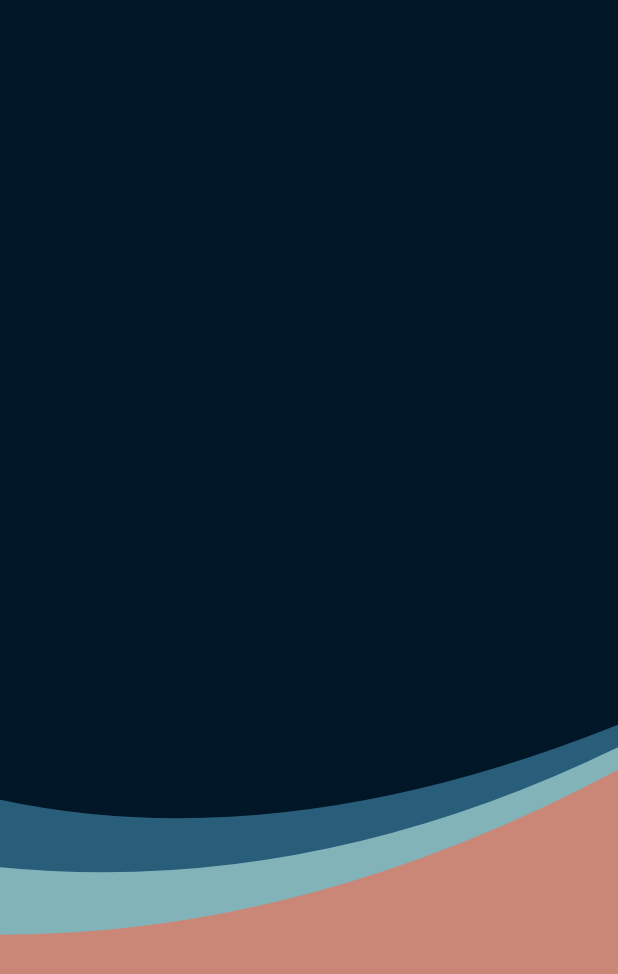
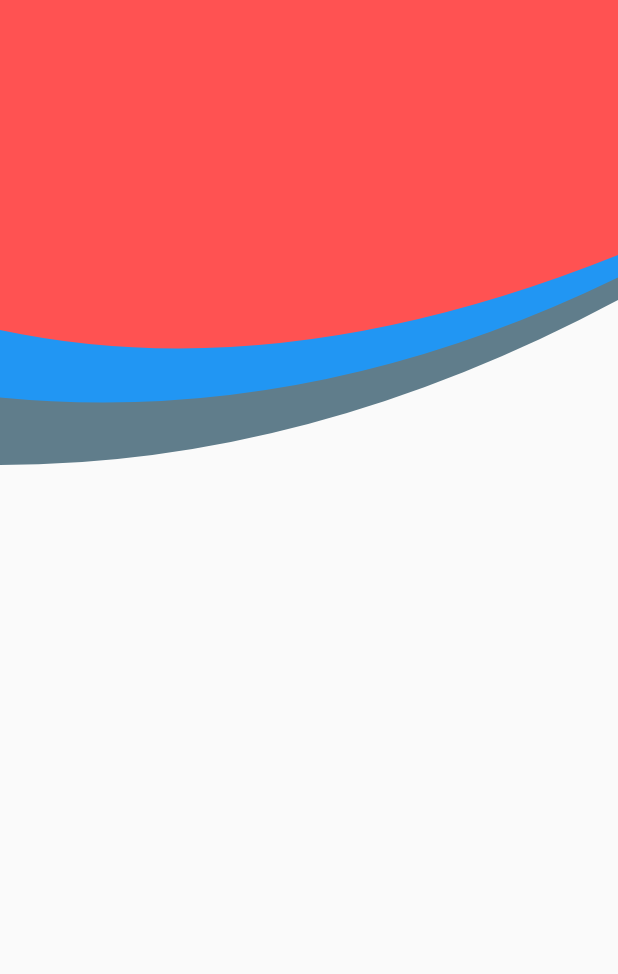
Before and after one commit to tushargoyalofficial/flutter-tutorials, a Flutter app: the screen it shows after launch, on a phone screen of 412 x 824 dp. Shown: the top 974 px of the screen. Run offline on Flutter 3.47's test engine with Material 2 defaults, Android fonts, the phone set to English and light mode, and no system bars.

Commit message:
Create Animated Curved line screen

```diff
--- a/lib/main.dart
+++ b/lib/main.dart
@@ -1,5 +1,4 @@
-import 'package:find_talent/screens/curved_line_screen/curved_line_screen.dart';
-import 'package:find_talent/screens/welcome/welcome.dart';
+import 'package:find_talent/screens/curved_line_screen/curved_line_animated_screen%20.dart';
 import 'package:find_talent/settings/colors.dart';
 import 'package:flutter/material.dart';
 
@@ -22,7 +21,15 @@ class MyApp extends StatelessWidget {
         textTheme: Theme.of(context).textTheme.apply(bodyColor: ftTextColor),
         visualDensity: VisualDensity.adaptivePlatformDensity,
       ),
-      home: CurvedLineScreen(),
+      home: Builder(
+        builder: (BuildContext context) {
+          var screenHeight = MediaQuery.of(context).size.height;
+
+          return CurvedLineAnimatedScreen(
+            screenHeight: screenHeight,
+          );
+        },
+      ),
     );
   }
 }
--- /dev/null
+++ b/lib/screens/curved_line_screen/curved_line_animated_screen .dart
@@ -0,0 +1,134 @@
+import 'package:flutter/material.dart';
+import 'package:flutter/services.dart';
+import 'clippers/index.dart';
+
+class CurvedLineAnimatedScreen extends StatefulWidget {
+  final double screenHeight;
+
+  const CurvedLineAnimatedScreen({
+    @required this.screenHeight,
+  }) : assert(screenHeight != null);
+
+  @override
+  _CurvedLineAnimatedScreenState createState() =>
+      _CurvedLineAnimatedScreenState();
+}
+
+class _CurvedLineAnimatedScreenState extends State<CurvedLineAnimatedScreen>
+    with SingleTickerProviderStateMixin {
+  AnimationController _animationController;
+  Animation<double> _whiteTopClipperAnimation;
+  Animation<double> _blueTopClipperAnimation;
+  Animation<double> _greyTopClipperAnimation;
+
+  @override
+  void initState() {
+    super.initState();
+
+    _animationController = AnimationController(
+      vsync: this,
+      duration: Duration(milliseconds: 1500),
+    );
+
+    var clipperOffsetTween = Tween<double>(
+      begin: widget.screenHeight,
+      end: 0.0,
+    );
+
+    _blueTopClipperAnimation = clipperOffsetTween.animate(
+      CurvedAnimation(
+        parent: _animationController,
+        curve: Interval(
+          0.2,
+          0.7,
+          curve: Curves.easeInOut,
+        ),
+      ),
+    );
+
+    _greyTopClipperAnimation = clipperOffsetTween.animate(
+      CurvedAnimation(
+        parent: _animationController,
+        curve: Interval(
+          0.35,
+          0.7,
+          curve: Curves.easeInOut,
+        ),
+      ),
+    );
+
+    _whiteTopClipperAnimation = clipperOffsetTween.animate(
+      CurvedAnimation(
+        parent: _animationController,
+        curve: Interval(
+          0.5,
+          0.7,
+          curve: Curves.easeInOut,
+        ),
+      ),
+    );
+
+    _animationController.forward();
+  }
+
+  @override
+  void dispose() {
+    _animationController.dispose();
+    super.dispose();
+  }
+
+  @override
+  Widget build(BuildContext context) {
+    return Scaffold(
+      body: AnnotatedRegion<SystemUiOverlayStyle>(
+        value: SystemUiOverlayStyle.light,
+        child: Stack(
+          children: [
+            AnimatedBuilder(
+              animation: _whiteTopClipperAnimation,
+              child: Container(
+                color: Colors.blueGrey,
+              ),
+              builder: (_, Widget child) {
+                return ClipPath(
+                  clipper: WhiteTopClipper(
+                    yOffset: _whiteTopClipperAnimation.value,
+                  ),
+                  child: child,
+                );
+              },
+            ),
+            AnimatedBuilder(
+              animation: _greyTopClipperAnimation,
+              child: Container(
+                color: Colors.blue,
+              ),
+              builder: (_, Widget child) {
+                return ClipPath(
+                  clipper: GreyTopClipper(
+                    yOffset: _greyTopClipperAnimation.value,
+                  ),
+                  child: child,
+                );
+              },
+            ),
+            AnimatedBuilder(
+              animation: _blueTopClipperAnimation,
+              child: Container(
+                color: Colors.redAccent,
+              ),
+              builder: (_, Widget child) {
+                return ClipPath(
+                  clipper: BlueTopClipper(
+                    yOffset: _blueTopClipperAnimation.value,
+                  ),
+                  child: child,
+                );
+              },
+            ),
+          ],
+        ),
+      ),
+    );
+  }
+}
```
